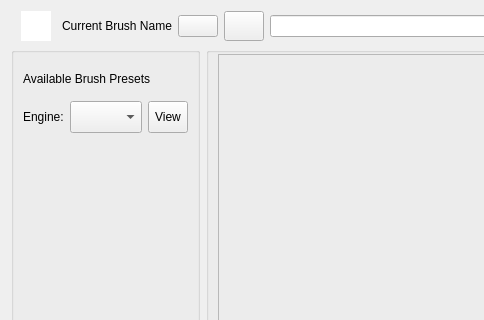
Above: libs/ui/forms/wdgpaintopsettings.ui from KDE/krita before the change; both pictures show x 0 to 484 and y 0 to 320 of the 1431 by 512 pixel window. Below: the same form after it.
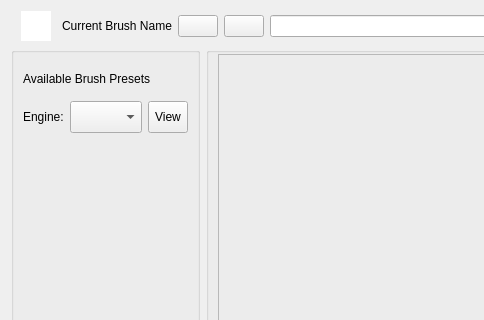
That is the form after the change. Custom widgets are drawn as their Qt base class.

Commit message: make the reload and rename buttons the same size and give them tooltips

The edit to the form file:
```diff
--- a/libs/ui/forms/wdgpaintopsettings.ui
+++ b/libs/ui/forms/wdgpaintopsettings.ui
@@ -385,7 +385,7 @@
      <item>
       <widget class="QPushButton" name="reloadPresetButton">
        <property name="sizePolicy">
-        <sizepolicy hsizetype="Preferred" vsizetype="Preferred">
+        <sizepolicy hsizetype="Fixed" vsizetype="Fixed">
          <horstretch>0</horstretch>
          <verstretch>0</verstretch>
         </sizepolicy>
```
Left out of the diff: 6 changed lines with no effect on the pictures. The commit also changes 1 other file.
